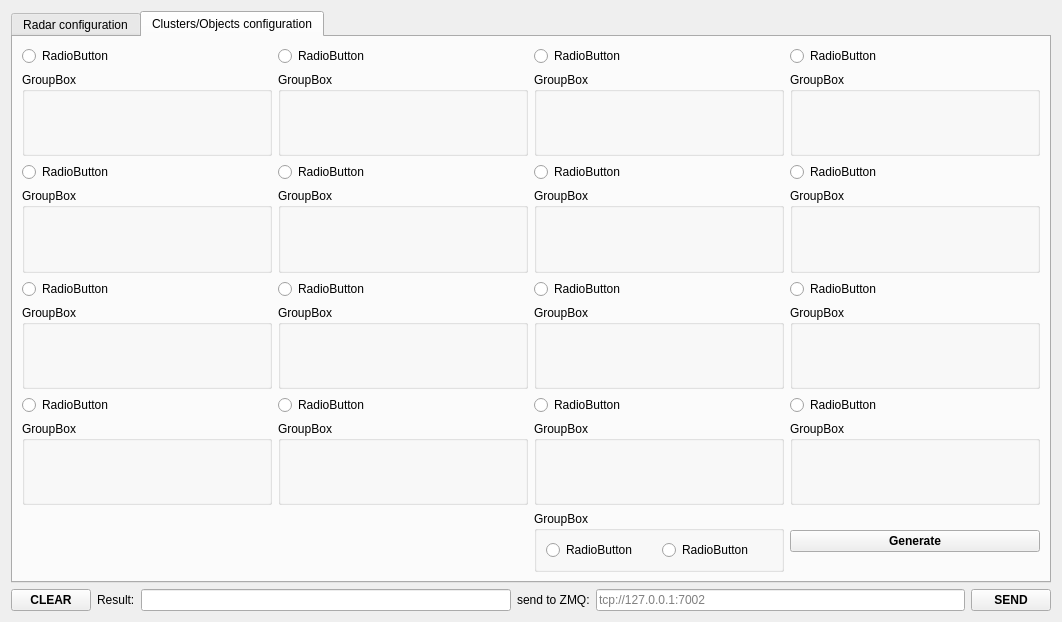
First picture: the form in dialogconfig.ui, repository anatoltrush/RadarVisual, before the edit.
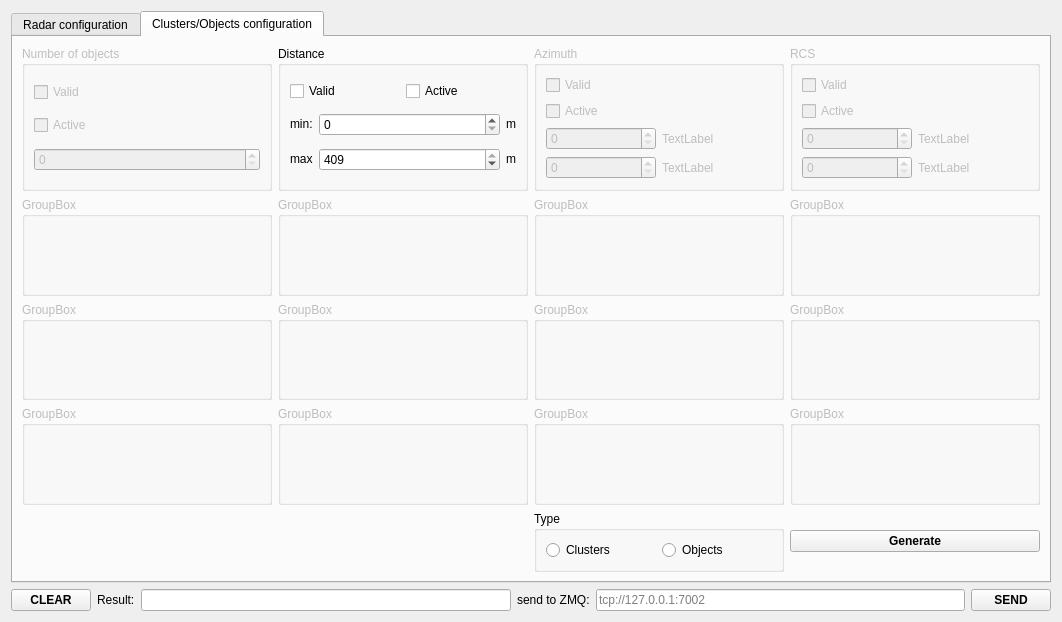
Second picture: the form after the edit. The open tabs and pages were chosen to show the change.

```diff
--- a/dialogconfig.ui
+++ b/dialogconfig.ui
@@ -936,56 +936,350 @@
        <string>Clusters/Objects configuration</string>
       </attribute>
       <layout class="QGridLayout" name="gridLayout_8">
-       <item row="5" column="1">
-        <widget class="QGroupBox" name="groupBox_10">
+       <item row="1" column="3">
+        <widget class="QGroupBox" name="groupBox_8">
+         <property name="enabled">
+          <bool>false</bool>
+         </property>
          <property name="title">
           <string>GroupBox</string>
          </property>
         </widget>
        </item>
-       <item row="0" column="2">
-        <widget class="QRadioButton" name="radioButton_3">
-         <property name="text">
-          <string>RadioButton</string>
+       <item row="0" column="3">
+        <widget class="QGroupBox" name="gBSetClObjRcs">
+         <property name="enabled">
+          <bool>false</bool>
          </property>
+         <property name="title">
+          <string>RCS</string>
+         </property>
+         <layout class="QGridLayout" name="gridLayout_35">
+          <item row="0" column="0">
+           <widget class="QCheckBox" name="cBSetClObjRcs">
+            <property name="text">
+             <string>Valid</string>
+            </property>
+           </widget>
+          </item>
+          <item row="1" column="0">
+           <widget class="QCheckBox" name="cBSetClObjRcsA">
+            <property name="text">
+             <string>Active</string>
+            </property>
+           </widget>
+          </item>
+          <item row="2" column="0">
+           <layout class="QHBoxLayout" name="horizontalLayout_7">
+            <item>
+             <widget class="QSpinBox" name="spinBox_5"/>
+            </item>
+            <item>
+             <widget class="QLabel" name="label_4">
+              <property name="text">
+               <string>TextLabel</string>
+              </property>
+             </widget>
+            </item>
+           </layout>
+          </item>
+          <item row="3" column="0">
+           <layout class="QHBoxLayout" name="horizontalLayout_8">
+            <item>
+             <widget class="QSpinBox" name="spinBox_4"/>
+            </item>
+            <item>
+             <widget class="QLabel" name="label_6">
+              <property name="text">
+               <string>TextLabel</string>
+              </property>
+             </widget>
+            </item>
+           </layout>
+          </item>
+         </layout>
         </widget>
        </item>
-       <item row="4" column="2">
-        <widget class="QRadioButton" name="radioButton_11">
-         <property name="text">
-          <string>RadioButton</string>
+       <item row="1" column="2">
+        <widget class="QGroupBox" name="groupBox_7">
+         <property name="enabled">
+          <bool>false</bool>
          </property>
+         <property name="title">
+          <string>GroupBox</string>
+         </property>
         </widget>
        </item>
-       <item row="7" column="3">
-        <widget class="QGroupBox" name="groupBox_16">
+       <item row="0" column="1">
+        <widget class="QGroupBox" name="gBSetClObjDist">
          <property name="title">
+          <string>Distance</string>
+         </property>
+         <layout class="QGridLayout" name="gridLayout_7">
+          <item row="0" column="0">
+           <layout class="QHBoxLayout" name="horizontalLayout">
+            <item>
+             <widget class="QCheckBox" name="cBSetClObjDist">
+              <property name="text">
+               <string>Valid</string>
+              </property>
+             </widget>
+            </item>
+            <item>
+             <widget class="QCheckBox" name="cBSetClObjDistA">
+              <property name="text">
+               <string>Active</string>
+              </property>
+             </widget>
+            </item>
+           </layout>
+          </item>
+          <item row="1" column="0">
+           <layout class="QHBoxLayout" name="hLSetClObjDistMin">
+            <item>
+             <widget class="QLabel" name="label_7">
+              <property name="sizePolicy">
+               <sizepolicy hsizetype="Fixed" vsizetype="Fixed">
+                <horstretch>0</horstretch>
+                <verstretch>0</verstretch>
+               </sizepolicy>
+              </property>
+              <property name="text">
+               <string>min:</string>
+              </property>
+             </widget>
+            </item>
+            <item>
+             <widget class="QSpinBox" name="sBSetClObjDistMin">
+              <property name="sizePolicy">
+               <sizepolicy hsizetype="Minimum" vsizetype="Fixed">
+                <horstretch>0</horstretch>
+                <verstretch>0</verstretch>
+               </sizepolicy>
+              </property>
+              <property name="maximum">
+               <number>409</number>
+              </property>
+             </widget>
+            </item>
+            <item>
+             <widget class="QLabel" name="label">
+              <property name="sizePolicy">
+               <sizepolicy hsizetype="Fixed" vsizetype="Fixed">
+                <horstretch>0</horstretch>
+                <verstretch>0</verstretch>
+               </sizepolicy>
+              </property>
+              <property name="text">
+               <string>m</string>
+              </property>
+             </widget>
+            </item>
+           </layout>
+          </item>
+          <item row="2" column="0">
+           <layout class="QHBoxLayout" name="hLSetClObjDistMax">
+            <item>
+             <widget class="QLabel" name="label_8">
+              <property name="sizePolicy">
+               <sizepolicy hsizetype="Fixed" vsizetype="Fixed">
+                <horstretch>0</horstretch>
+                <verstretch>0</verstretch>
+               </sizepolicy>
+              </property>
+              <property name="text">
+               <string>max</string>
+              </property>
+             </widget>
+            </item>
+            <item>
+             <widget class="QSpinBox" name="sBSetClObjDistMax">
+              <property name="sizePolicy">
+               <sizepolicy hsizetype="Minimum" vsizetype="Fixed">
+                <horstretch>0</horstretch>
+                <verstretch>0</verstretch>
+               </sizepolicy>
+              </property>
+              <property name="maximum">
+               <number>409</number>
+              </property>
+              <property name="value">
+               <number>409</number>
+              </property>
+             </widget>
+            </item>
+            <item>
+             <widget class="QLabel" name="label_2">
+              <property name="sizePolicy">
+               <sizepolicy hsizetype="Fixed" vsizetype="Fixed">
+                <horstretch>0</horstretch>
+                <verstretch>0</verstretch>
+               </sizepolicy>
+              </property>
+              <property name="text">
+               <string>m</string>
+              </property>
+             </widget>
+            </item>
+           </layout>
+          </item>
+         </layout>
+        </widget>
+       </item>
+       <item row="3" column="0">
+        <widget class="QGroupBox" name="groupBox_13">
+         <property name="enabled">
+          <bool>false</bool>
+         </property>
+         <property name="title">
           <string>GroupBox</string>
          </property>
         </widget>
        </item>
-       <item row="0" column="0">
-        <widget class="QRadioButton" name="radioButton">
-         <property name="text">
-          <string>RadioButton</string>
+       <item row="3" column="1">
+        <widget class="QGroupBox" name="groupBox_14">
+         <property name="enabled">
+          <bool>false</bool>
+         </property>
+         <property name="title">
+          <string>GroupBox</string>
          </property>
         </widget>
        </item>
        <item row="2" column="0">
-        <widget class="QRadioButton" name="radioButton_5">
-         <property name="text">
-          <string>RadioButton</string>
+        <widget class="QGroupBox" name="groupBox_9">
+         <property name="enabled">
+          <bool>false</bool>
+         </property>
+         <property name="title">
+          <string>GroupBox</string>
          </property>
         </widget>
        </item>
-       <item row="5" column="3">
+       <item row="2" column="3">
         <widget class="QGroupBox" name="groupBox_12">
+         <property name="enabled">
+          <bool>false</bool>
+         </property>
          <property name="title">
           <string>GroupBox</string>
          </property>
         </widget>
        </item>
-       <item row="8" column="3">
+       <item row="0" column="0">
+        <widget class="QGroupBox" name="gBSetClObjNofObj">
+         <property name="enabled">
+          <bool>false</bool>
+         </property>
+         <property name="title">
+          <string>Number of objects</string>
+         </property>
+         <layout class="QGridLayout" name="gridLayout_6">
+          <item row="0" column="0">
+           <widget class="QCheckBox" name="cBSetClObjNofObj">
+            <property name="text">
+             <string>Valid</string>
+            </property>
+           </widget>
+          </item>
+          <item row="1" column="0">
+           <widget class="QCheckBox" name="cBSetClObjNofObjA">
+            <property name="text">
+             <string>Active</string>
+            </property>
+           </widget>
+          </item>
+          <item row="2" column="0">
+           <widget class="QSpinBox" name="spinBox_7"/>
+          </item>
+         </layout>
+        </widget>
+       </item>
+       <item row="2" column="2">
+        <widget class="QGroupBox" name="groupBox_11">
+         <property name="enabled">
+          <bool>false</bool>
+         </property>
+         <property name="title">
+          <string>GroupBox</string>
+         </property>
+        </widget>
+       </item>
+       <item row="0" column="2">
+        <widget class="QGroupBox" name="gBSetClObjAzim">
+         <property name="enabled">
+          <bool>false</bool>
+         </property>
+         <property name="title">
+          <string>Azimuth</string>
+         </property>
+         <layout class="QGridLayout" name="gridLayout_34">
+          <item row="0" column="0">
+           <widget class="QCheckBox" name="cBSetClObjAzim">
+            <property name="text">
+             <string>Valid</string>
+            </property>
+           </widget>
+          </item>
+          <item row="2" column="0">
+           <layout class="QHBoxLayout" name="horizontalLayout_5">
+            <item>
+             <widget class="QSpinBox" name="spinBox_3"/>
+            </item>
+            <item>
+             <widget class="QLabel" name="label_3">
+              <property name="text">
+               <string>TextLabel</string>
+              </property>
+             </widget>
+            </item>
+           </layout>
+          </item>
+          <item row="1" column="0">
+           <widget class="QCheckBox" name="cBSetClObjAzimA">
+            <property name="text">
+             <string>Active</string>
+            </property>
+           </widget>
+          </item>
+          <item row="3" column="0">
+           <layout class="QHBoxLayout" name="horizontalLayout_6">
+            <item>
+             <widget class="QSpinBox" name="spinBox_6"/>
+            </item>
+            <item>
+             <widget class="QLabel" name="label_5">
+              <property name="text">
+               <string>TextLabel</string>
+              </property>
+             </widget>
+            </item>
+           </layout>
+          </item>
+         </layout>
+        </widget>
+       </item>
+       <item row="3" column="2">
+        <widget class="QGroupBox" name="groupBox_15">
+         <property name="enabled">
+          <bool>false</bool>
+         </property>
+         <property name="title">
+          <string>GroupBox</string>
+         </property>
+        </widget>
+       </item>
+       <item row="1" column="0">
+        <widget class="QGroupBox" name="groupBox_5">
+         <property name="enabled">
+          <bool>false</bool>
+         </property>
+         <property name="title">
+          <string>GroupBox</string>
+         </property>
+        </widget>
+       </item>
+       <item row="4" column="3">
         <widget class="QPushButton" name="pBGenClObjConf">
          <property name="font">
           <font>
@@ -997,185 +1291,30 @@
          </property>
         </widget>
        </item>
-       <item row="2" column="1">
-        <widget class="QRadioButton" name="radioButton_6">
-         <property name="text">
-          <string>RadioButton</string>
-         </property>
-        </widget>
-       </item>
-       <item row="7" column="1">
-        <widget class="QGroupBox" name="groupBox_14">
-         <property name="title">
-          <string>GroupBox</string>
-         </property>
-        </widget>
-       </item>
-       <item row="5" column="0">
-        <widget class="QGroupBox" name="groupBox_9">
-         <property name="title">
-          <string>GroupBox</string>
-         </property>
-        </widget>
-       </item>
-       <item row="0" column="3">
-        <widget class="QRadioButton" name="radioButton_4">
-         <property name="text">
-          <string>RadioButton</string>
-         </property>
-        </widget>
-       </item>
-       <item row="2" column="2">
-        <widget class="QRadioButton" name="radioButton_7">
-         <property name="text">
-          <string>RadioButton</string>
-         </property>
-        </widget>
-       </item>
-       <item row="1" column="2">
-        <widget class="QGroupBox" name="groupBox_3">
-         <property name="title">
-          <string>GroupBox</string>
-         </property>
-        </widget>
-       </item>
-       <item row="7" column="2">
-        <widget class="QGroupBox" name="groupBox_15">
-         <property name="title">
-          <string>GroupBox</string>
-         </property>
-        </widget>
-       </item>
-       <item row="4" column="3">
-        <widget class="QRadioButton" name="radioButton_12">
-         <property name="text">
-          <string>RadioButton</string>
-         </property>
-        </widget>
-       </item>
-       <item row="2" column="3">
-        <widget class="QRadioButton" name="radioButton_8">
-         <property name="text">
-          <string>RadioButton</string>
-         </property>
-        </widget>
-       </item>
-       <item row="1" column="0">
-        <widget class="QGroupBox" name="groupBox">
-         <property name="title">
-          <string>GroupBox</string>
-         </property>
-        </widget>
-       </item>
-       <item row="1" column="1">
-        <widget class="QGroupBox" name="groupBox_2">
-         <property name="title">
-          <string>GroupBox</string>
-         </property>
-        </widget>
-       </item>
-       <item row="3" column="2">
-        <widget class="QGroupBox" name="groupBox_7">
-         <property name="title">
-          <string>GroupBox</string>
-         </property>
-        </widget>
-       </item>
-       <item row="4" column="1">
-        <widget class="QRadioButton" name="radioButton_10">
-         <property name="text">
-          <string>RadioButton</string>
-         </property>
-        </widget>
-       </item>
-       <item row="4" column="0">
-        <widget class="QRadioButton" name="radioButton_9">
-         <property name="text">
-          <string>RadioButton</string>
-         </property>
-        </widget>
-       </item>
-       <item row="0" column="1">
-        <widget class="QRadioButton" name="radioButton_2">
-         <property name="text">
-          <string>RadioButton</string>
-         </property>
-        </widget>
-       </item>
        <item row="3" column="3">
-        <widget class="QGroupBox" name="groupBox_8">
+        <widget class="QGroupBox" name="groupBox_16">
+         <property name="enabled">
+          <bool>false</bool>
+         </property>
          <property name="title">
           <string>GroupBox</string>
          </property>
         </widget>
        </item>
-       <item row="3" column="1">
+       <item row="1" column="1">
         <widget class="QGroupBox" name="groupBox_6">
-         <property name="title">
-          <string>GroupBox</string>
+         <property name="enabled">
+          <bool>false</bool>
          </property>
-        </widget>
-       </item>
-       <item row="5" column="2">
-        <widget class="QGroupBox" name="groupBox_11">
          <property name="title">
           <string>GroupBox</string>
          </property>
         </widget>
        </item>
-       <item row="3" column="0">
-        <widget class="QGroupBox" name="groupBox_5">
+       <item row="4" column="2">
+        <widget class="QGroupBox" name="gBSetClObjType">
          <property name="title">
-          <string>GroupBox</string>
-         </property>
-        </widget>
-       </item>
-       <item row="7" column="0">
-        <widget class="QGroupBox" name="groupBox_13">
-         <property name="title">
-          <string>GroupBox</string>
-         </property>
-        </widget>
-       </item>
-       <item row="1" column="3">
-        <widget class="QGroupBox" name="groupBox_4">
-         <property name="title">
-          <string>GroupBox</string>
-         </property>
-        </widget>
-       </item>
-       <item row="6" column="0">
-        <widget class="QRadioButton" name="radioButton_13">
-         <property name="text">
-          <string>RadioButton</string>
-         </property>
-        </widget>
-       </item>
-       <item row="6" column="1">
-        <widget class="QRadioButton" name="radioButton_14">
-         <property name="text">
-          <string>RadioButton</string>
-         </property>
-        </widget>
-       </item>
-       <item row="6" column="2">
-        <widget class="QRadioButton" name="radioButton_15">
-         <property name="text">
-          <string>RadioButton</string>
-         </property>
-        </widget>
-       </item>
-       <item row="6" column="3">
-        <widget class="QRadioButton" name="radioButton_16">
-         <property name="text">
-          <string>RadioButton</string>
-         </property>
-        </widget>
-       </item>
-       <item row="8" column="2">
-        <widget class="QGroupBox" name="groupBox_17">
-         <property name="title">
-          <string>GroupBox</string>
+          <string>Type</string>
          </property>
          <layout class="QGridLayout" name="gridLayout_5">
           <item row="0" column="0">
@@ -1183,14 +1322,14 @@
             <item>
              <widget class="QRadioButton" name="radioButton_17">
               <property name="text">
-               <string>RadioButton</string>
+               <string>Clusters</string>
               </property>
              </widget>
             </item>
             <item>
              <widget class="QRadioButton" name="radioButton_18">
               <property name="text">
-               <string>RadioButton</string>
+               <string>Objects</string>
               </property>
              </widget>
             </item>
@@ -1199,12 +1338,22 @@
          </layout>
         </widget>
        </item>
+       <item row="2" column="1">
+        <widget class="QGroupBox" name="groupBox_10">
+         <property name="enabled">
+          <bool>false</bool>
+         </property>
+         <property name="title">
+          <string>GroupBox</string>
+         </property>
+        </widget>
+       </item>
       </layout>
      </widget>
     </widget>
    </item>
    <item row="1" column="0">
-    <layout class="QHBoxLayout" name="horizontalLayout">
+    <layout class="QHBoxLayout" name="hLResult">
      <item>
       <widget class="QPushButton" name="pBClearResStr">
        <property name="font">
```
Left out of the diff: 9 changed lines with no effect on the pictures.
